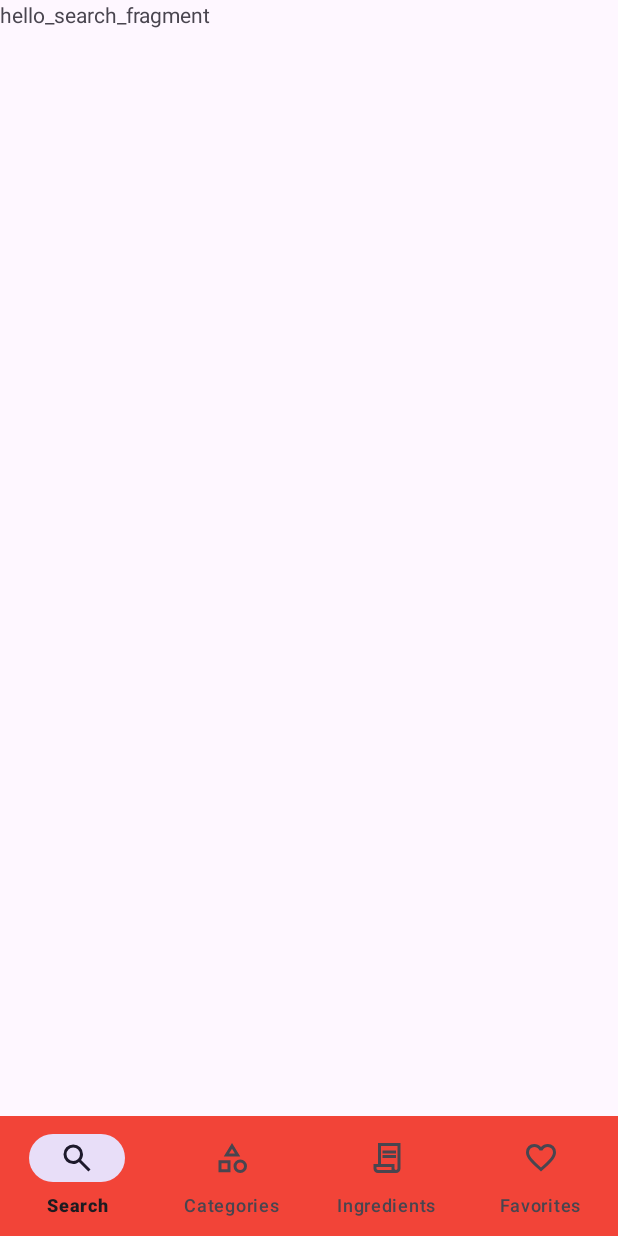
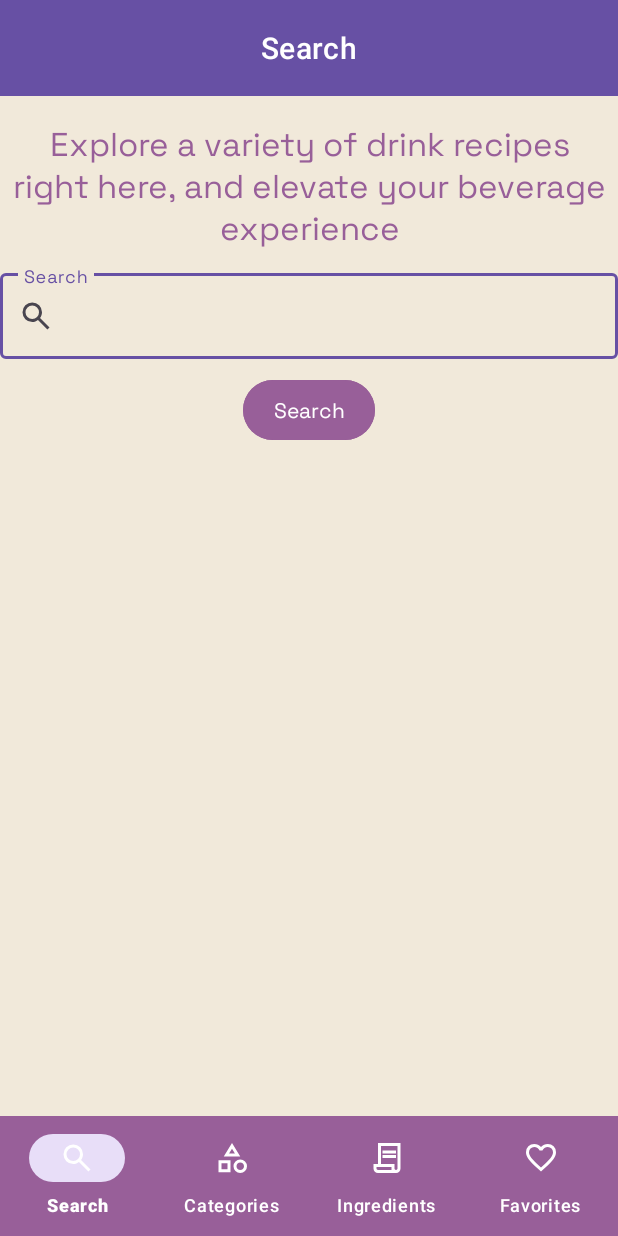
Before and after one commit to Ilyes-Cheikh/CocktailsApp, an Android app: the screen it shows after launch (MainActivity), on a phone screen of 412 x 824 dp. Run offline under Robolectric (Android 15) with nearby library versions, the phone set to English and light mode, and no system bars.

Commit message:
search fragment + display list

```diff
--- a/app/src/main/java/com/example/cocktailapp/core/model/Cocktail.kt
+++ /dev/null
@@ -1,4 +0,0 @@
-package com.example.cocktailapp.core.model
-
-class Cocktail {
-}
--- a/app/src/main/java/com/example/cocktailapp/ui/search/SearchFragment.kt
+++ b/app/src/main/java/com/example/cocktailapp/ui/search/SearchFragment.kt
@@ -1,53 +1,88 @@
 package com.example.cocktailapp.ui.search
 
 import android.os.Bundle
+import android.util.Log
 import androidx.fragment.app.Fragment
 import android.view.LayoutInflater
 import android.view.View
 import android.view.ViewGroup
+import android.widget.Button
+import androidx.recyclerview.widget.LinearLayoutManager
+import androidx.recyclerview.widget.RecyclerView
 import com.example.cocktailapp.R
+import com.example.cocktailapp.core.model.Cocktails.Cocktail
+import com.example.cocktailapp.core.service.CocktailsFetcher
+import com.google.android.material.dialog.MaterialAlertDialogBuilder
+import com.google.android.material.progressindicator.CircularProgressIndicator
+import com.google.android.material.textfield.TextInputEditText
 
-// TODO: Rename parameter arguments, choose names that match
-// the fragment initialization parameters, e.g. ARG_ITEM_NUMBER
-private const val ARG_PARAM1 = "param1"
-private const val ARG_PARAM2 = "param2"
 
-/**
- * A simple [Fragment] subclass.
- * Use the [SearchFragment.newInstance] factory method to
- * create an instance of this fragment.
- */
-class SearchFragment : Fragment() {
-    // TODO: Rename and change types of parameters
-    //private var param1: String? = null
-  //  private var param2: String? = null
-
-    //override fun onCreate(savedInstanceState: Bundle?) {
-       // super.onCreate(savedInstanceState)
-      //  arguments?.let {
-       //     param1 = it.getString(ARG_PARAM1)
-        //    param2 = it.getString(ARG_PARAM2)
-       // }
-   // }
-
+class SearchFragment : Fragment() , CocktailAdapter.OnItemClickListener {
+    private lateinit var  recyclerView: RecyclerView
+    private lateinit var searchAdapter: CocktailAdapter
+    private  lateinit var progressIndicator: CircularProgressIndicator
+    private lateinit var  search_text: TextInputEditText
+    private  lateinit var  search_button : Button
     override fun onCreateView(
         inflater: LayoutInflater, container: ViewGroup?,
         savedInstanceState: Bundle?
     ): View? {
         // Inflate the layout for this fragment
-        return inflater.inflate(R.layout.fragment_search, container, false)
+        val view = inflater.inflate(R.layout.fragment_search, container, false)
+        recyclerView = view.findViewById(R.id.list)
+        progressIndicator = view.findViewById(R.id.progress_indicator)
+        search_text = view.findViewById(R.id.searchpage_textinputeditfile)
+        search_button = view.findViewById(R.id.searchpage_button)
+        search_button.setOnClickListener{
+            performFromNetworkCall(search_text.text.toString())
+        }
+
+        return view
     }
 
+    private fun displayCocktails(cocktails: List<Cocktail>){
+        searchAdapter = CocktailAdapter(requireContext(), cocktails)
+        recyclerView.adapter = searchAdapter
+        recyclerView.layoutManager = LinearLayoutManager(requireContext())
+        searchAdapter.setOnItemClickListener(this)
+        progressIndicator.visibility = View.GONE
+        recyclerView.visibility = View.VISIBLE
+
+    }
+
+    private  fun displayError(){
+        activity?.runOnUiThread{
+            MaterialAlertDialogBuilder(requireContext())
+                .setTitle("Error")
+                .setMessage("An error has occurred")
+                .setPositiveButton("OK") { dialog, which ->
+                    performFromNetworkCall(search_text.text.toString())
+                }
+                .show()
+        }
+    }
+    private fun performFromNetworkCall(search_text : String ){
+        Log.i("OKHTTP", search_text)
+        progressIndicator.visibility = View.VISIBLE
+        progressIndicator.isIndeterminate= true
+        recyclerView.visibility = View.GONE
+        CocktailsFetcher().fetchCocktails(
+            success = { cocktails ->
+               activity?.runOnUiThread {
+                    displayCocktails(cocktails)
+               }
+            },
+            error = {
+                displayError()
+               recyclerView.isClickable = true
+            }
+        )
+    }
+
+    override fun onItemClick(cocktail: Cocktail) {
+
+    }
     companion object {
-        /**
-         * Use this factory method to create a new instance of
-         * this fragment using the provided parameters.
-         *
-         * @param param1 Parameter 1.
-         * @param param2 Parameter 2.
-         * @return A new instance of fragment SearchFragment.
-         */
-        // TODO: Rename and change types and number of parameters
         @JvmStatic
         fun newInstance() =
             SearchFragment()
--- a/app/src/main/res/layout/activity_main.xml
+++ b/app/src/main/res/layout/activity_main.xml
@@ -5,7 +5,9 @@
     android:layout_width="match_parent"
     android:layout_height="match_parent"
     android:orientation="vertical"
-    tools:context=".MainActivity">
+    tools:context=".MainActivity"
+    android:background="@color/eggshell"
+    >
 
 
    <androidx.fragment.app.FragmentContainerView
@@ -25,7 +27,10 @@
         app:menu="@menu/bottom_navigation_menu"
         app:labelVisibilityMode="labeled"
         app:itemHorizontalTranslationEnabled="false"
-        android:background="@color/orange"
+        android:background="@color/purple"
+        app:itemIconTint="@color/white"
+        app:itemTextColor="@color/white"
+
         />
 
 
--- a/app/src/main/res/layout/fragment_search.xml
+++ b/app/src/main/res/layout/fragment_search.xml
@@ -1,14 +1,90 @@
 <?xml version="1.0" encoding="utf-8"?>
-<FrameLayout xmlns:android="http://schemas.android.com/apk/res/android"
+<LinearLayout xmlns:android="http://schemas.android.com/apk/res/android"
     xmlns:tools="http://schemas.android.com/tools"
     android:layout_width="match_parent"
     android:layout_height="match_parent"
-    tools:context=".ui.search.SearchFragment">
+    xmlns:app="http://schemas.android.com/apk/res-auto"
+    android:orientation="vertical"
+    tools:context=".ui.search.SearchFragment" >
+    <com.google.android.material.appbar.AppBarLayout
+        android:layout_width="match_parent"
+        android:layout_height="wrap_content">
 
-    <!-- TODO: Update blank fragment layout -->
+        <com.google.android.material.appbar.MaterialToolbar
+            android:id="@+id/topAppBar"
+            android:layout_width="match_parent"
+            android:layout_height="?attr/actionBarSize"
+            app:title="Search"
+            app:titleCentered="true"
+            style="@style/Widget.MaterialComponents.Toolbar.Primary"
+            />
+
+    </com.google.android.material.appbar.AppBarLayout>
     <TextView
         android:layout_width="match_parent"
+        android:layout_height="wrap_content"
+        android:layout_gravity="center"
+        android:text="Explore a variety of drink recipes right here, and elevate your beverage experience"
+        android:textSize="22sp"
+        android:paddingTop="15dp"
+        android:gravity="center"
+        android:textColor="@color/purple"
+        android:fontFamily="@font/spacegroteskregular"
+        android:id="@+id/searchpage_textview"
+        />
+
+    <com.google.android.material.textfield.TextInputLayout
+        android:id="@+id/searchpage_textfield"
+        android:layout_width="match_parent"
+        android:layout_height="wrap_content"
+        android:hint="Search"
+        app:startIconDrawable="@drawable/ic_search_icon"
+        android:fontFamily="@font/spacegroteskregular"
+        app:counterOverflowTextColor="@color/purple"
+        android:paddingTop="10dp"
+        >
+
+        <com.google.android.material.textfield.TextInputEditText
+            android:layout_width="match_parent"
+            android:layout_height="wrap_content"
+            android:fontFamily="@font/spacegroteskregular"
+            android:id="@+id/searchpage_textinputeditfile"/>
+    </com.google.android.material.textfield.TextInputLayout>
+
+    <Button
+        android:layout_width="wrap_content"
+        android:layout_height="wrap_content"
+        android:text="Search"
+        android:layout_gravity="center"
+        android:layout_marginTop="10dp"
+        android:textColor="@color/white"
+        android:fontFamily="@font/spacegroteskregular"
+        android:paddingLeft="5dp"
+        android:paddingRight="5dp"
+        android:backgroundTint="@color/purple"
+        android:id="@+id/searchpage_button"
+        android:onClick="onSearchButtonClick"
+        />
+
+    <androidx.recyclerview.widget.RecyclerView
+        android:id="@+id/list"
+        android:layout_width="match_parent"
         android:layout_height="match_parent"
-        android:text="hello_search_fragment" />
+        android:layout_marginLeft="10dp"
+        android:layout_marginTop="10dp"
+        android:layout_marginRight="10dp"
+        android:layout_marginBottom="10dp"
+        android:background="@color/eggshell"
+        android:paddingLeft="10dp"
+        android:paddingTop="10dp"
+        android:paddingRight="10dp"
+        android:paddingBottom="10dp" />
 
-</FrameLayout>
+    <com.google.android.material.progressindicator.CircularProgressIndicator
+        android:id="@+id/progress_indicator"
+        android:layout_width="wrap_content"
+        android:layout_height="wrap_content"
+        android:layout_marginTop="@android:dimen/app_icon_size"
+        android:layout_gravity="center" />
+
+</LinearLayout>
--- a/app/src/main/res/values/colors.xml
+++ b/app/src/main/res/values/colors.xml
@@ -4,4 +4,7 @@
     <color name="white">#FFFFFFFF</color>
     <color name="turquoise" > #2CCED2 </color>
     <color name="orange"> #F24438 </color>
+    <color name="purple">#985F99</color>
+    <color name="dark_purple">#271F30</color>
+    <color name="eggshell"> #F1E9DA</color>
 </resources>
```
Also changed, not shown: app/src/main/java/com/example/cocktailapp/MainActivity.kt (+4 -3 lines), app/src/main/java/com/example/cocktailapp/core/model/Cocktails/Cocktail.kt (added, +12 -0 lines), app/src/main/java/com/example/cocktailapp/core/model/Cocktails/CocktailsSearchResponse.kt (added, +8 -0 lines), app/src/main/java/com/example/cocktailapp/core/service/CocktailsFetcher.kt (added, +28 -0 lines), app/src/main/java/com/example/cocktailapp/ui/search/CocktailAdapter.kt (added, +49 -0 lines), app/src/main/res/font/spacegrotesk.xml (added, +7 -0 lines), app/src/main/res/layout/cocktail_item_list.xml (added, +38 -0 lines), app/src/main/res/font/spacegroteskregular.ttf (added).
